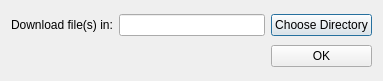
This is source/GUI/setdir_gui.ui in vladimirstoyanov/SimpleFileSharing as Qt 5 draws it before an edit. The edited form follows.
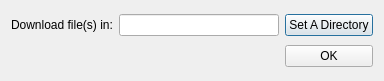
This is the edited form.

Commit message: Resize main window to fit widgets size

The edit to the form file:
```diff
--- a/source/GUI/setdir_gui.ui
+++ b/source/GUI/setdir_gui.ui
@@ -6,7 +6,7 @@
    <rect>
     <x>0</x>
     <y>0</y>
-    <width>383</width>
+    <width>384</width>
     <height>81</height>
    </rect>
   </property>
@@ -33,7 +33,7 @@
    <item row="0" column="2">
     <widget class="QPushButton" name="chooseDirectoryButton">
      <property name="text">
-      <string>Choose Directory</string>
+      <string>Set A Directory</string>
      </property>
     </widget>
    </item>
```
The commit also changes 7 other files.
